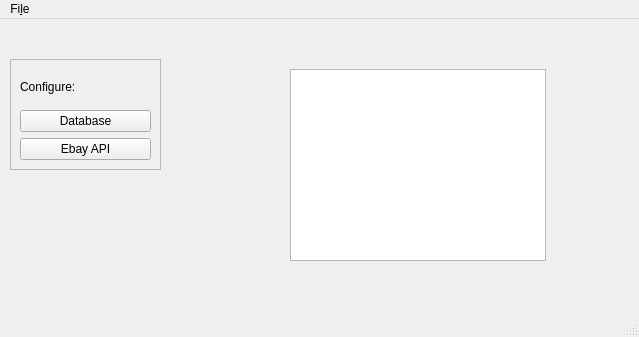
Old version of the form ui/ui_mainwindow.ui in the repository KhalidWKhedr/Ebay-Scalper.
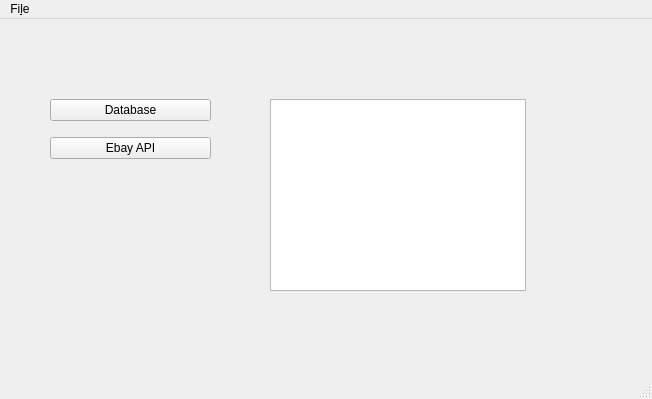
New version of the form.

Commit message: Fixing / Updating / Making controller for Ebay API window. Some Bugs remaining to fix such as Dropdown box. It's all just controllers and services from here.

What changed in the file:
```diff
--- a/ui/ui_mainwindow.ui
+++ b/ui/ui_mainwindow.ui
@@ -6,45 +6,32 @@
    <rect>
     <x>0</x>
     <y>0</y>
-    <width>639</width>
-    <height>337</height>
+    <width>652</width>
+    <height>399</height>
    </rect>
   </property>
   <property name="windowTitle">
    <string>MainWindow</string>
   </property>
   <widget class="QWidget" name="centralwidget">
-   <widget class="QFrame" name="frame_configuration_main">
+   <widget class="QWidget" name="layoutWidget">
     <property name="geometry">
      <rect>
-      <x>10</x>
-      <y>40</y>
-      <width>151</width>
-      <height>111</height>
+      <x>50</x>
+      <y>70</y>
+      <width>161</width>
+      <height>81</height>
      </rect>
     </property>
-    <property name="frameShape">
-     <enum>QFrame::Shape::StyledPanel</enum>
-    </property>
-    <property name="frameShadow">
-     <enum>QFrame::Shadow::Raised</enum>
-    </property>
-    <layout class="QGridLayout" name="gridLayout">
-     <item row="0" column="0">
-      <widget class="QLabel" name="label_configure">
-       <property name="text">
-        <string>Configure:</string>
-       </property>
-      </widget>
-     </item>
-     <item row="1" column="0">
+    <layout class="QVBoxLayout" name="verticalLayout">
+     <item>
       <widget class="QPushButton" name="button_DATABASE">
        <property name="text">
         <string>Database</string>
        </property>
       </widget>
      </item>
-     <item row="2" column="0">
+     <item>
       <widget class="QPushButton" name="button_EBAY">
        <property name="text">
         <string>Ebay API</string>
@@ -56,8 +43,8 @@
    <widget class="QListWidget" name="listWidget">
     <property name="geometry">
      <rect>
-      <x>290</x>
-      <y>50</y>
+      <x>270</x>
+      <y>80</y>
       <width>256</width>
       <height>192</height>
      </rect>
@@ -69,7 +56,7 @@
     <rect>
      <x>0</x>
      <y>0</y>
-     <width>639</width>
+     <width>652</width>
      <height>31</height>
     </rect>
    </property>
```
